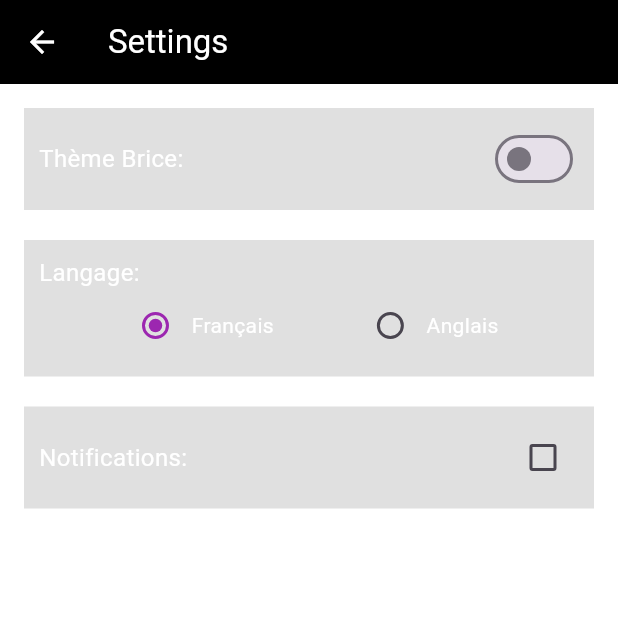
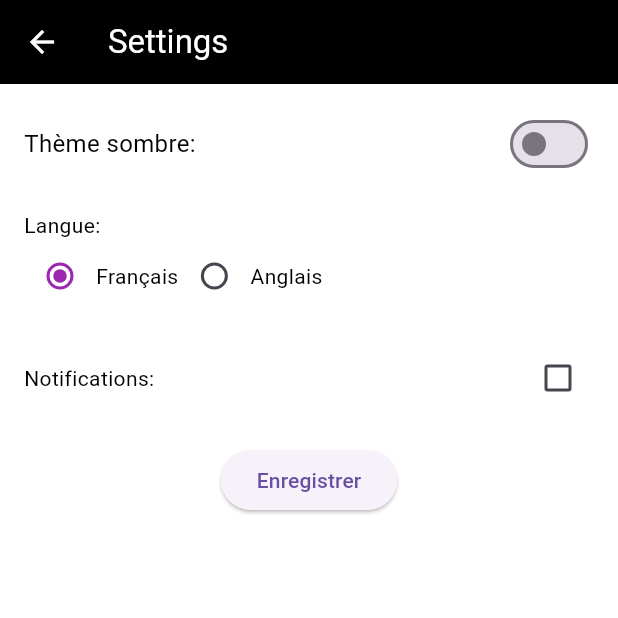
Before and after one commit to YoanPOUX/todoBrice, a Flutter app: the screen it shows after launch, in the side drawer, after a tap on "Settings", on a phone screen of 412 x 824 dp, the top half of it. Run offline on Flutter 3.47's test engine with Material 3 defaults, Android fonts, the phone set to English and light mode, and no system bars; our stand-ins replace sqflite; accounts and stored records are empty.

Commit message:
stockage persistant

```diff
--- a/lib/services/SettingsDatabase.dart
+++ b/lib/services/SettingsDatabase.dart
@@ -0,0 +1,86 @@
+import 'package:path/path.dart';
+import 'package:sqflite/sqflite.dart';
+
+class SettingsDatabase {
+  static final SettingsDatabase instance = SettingsDatabase._init();
+  static Database? _database;
+
+  SettingsDatabase._init();
+
+  Future<Database> get database async {
+    if (_database != null) return _database!;
+    _database = await _initDB('settings.db');
+    return _database!;
+  }
+
+  Future<Database> _initDB(String filePath) async {
+    final dbPath = await getDatabasesPath();
+    final path = join(dbPath, filePath);
+
+    return await openDatabase(
+      path,
+      version: 1,
+      onCreate: (db, version) async {
+        db.execute('''
+          CREATE TABLE settings (
+            id INTEGER PRIMARY KEY,
+            isDarkTheme INTEGER NOT NULL,
+            language TEXT NOT NULL,
+            notificationsEnabled INTEGER NOT NULL
+          )
+        ''');
+        // Insérer des valeurs par défaut au départ
+        db.insert('settings', {
+          'id': 1,
+          'isDarkTheme': 0,
+          'language': 'Français',
+          'notificationsEnabled': 0
+        });
+      },
+    );
+  }
+
+  Future<void> saveSettings(bool isDarkTheme, String language, bool notificationsEnabled) async {
+    final db = await instance.database;
+
+    // Vérifie si la ligne existe déjà
+    final result = await db.query('settings', where: 'id = ?', whereArgs: [1]);
+
+    if (result.isEmpty) {
+      // Si la ligne n'existe pas, on l'insère
+      await db.insert('settings', {
+        'id': 1,
+        'isDarkTheme': isDarkTheme ? 1 : 0,
+        'language': language,
+        'notificationsEnabled': notificationsEnabled ? 1 : 0,
+      });
+    } else {
+      // Sinon, on met à jour les paramètres existants
+      await db.update(
+        'settings',
+        {
+          'isDarkTheme': isDarkTheme ? 1 : 0,
+          'language': language,
+          'notificationsEnabled': notificationsEnabled ? 1 : 0,
+        },
+        where: 'id = ?',
+        whereArgs: [1],
+      );
+    }
+  }
+
+  Future<Map<String, dynamic>?> loadSettings() async {
+    final db = await instance.database;
+    final result = await db.query('settings', where: 'id = ?', whereArgs: [1]);
+
+    if (result.isNotEmpty) {
+      return result.first;
+    }
+    return null;
+  }
+
+  Future close() async {
+    final db = await instance.database;
+    db.close();
+  }
+}
--- a/lib/settings.dart
+++ b/lib/settings.dart
@@ -1,4 +1,5 @@
 import 'package:flutter/material.dart';
+import '../services/SettingsDatabase.dart';
 
 class SettingsPage extends StatefulWidget {
   @override
@@ -6,33 +7,39 @@ class SettingsPage extends StatefulWidget {
 }
 
 class _SettingsPageState extends State<SettingsPage> {
-  bool isDarkTheme = false; // État du thème sombre
-  String language = "Français"; // Langue par défaut
-  bool notificationsEnabled = false; // Notifications
+  bool isDarkTheme = false;
+  String language = "Français";
+  bool notificationsEnabled = false;
 
-  void _toggleTheme() {
-    setState(() {
-      isDarkTheme = !isDarkTheme;
-    });
+  @override
+  void initState() {
+    super.initState();
+    _loadSettings();
   }
 
-  void _setLanguage(String? selectedLanguage) {
-    if (selectedLanguage != null) {
+  Future<void> _loadSettings() async {
+    final settings = await SettingsDatabase.instance.loadSettings();
+    if (settings != null) {
       setState(() {
-        language = selectedLanguage;
-        print("Langue sélectionnée : $language"); // Debug print pour vérifier
+        isDarkTheme = settings['isDarkTheme'] == 1;
+        language = settings['language'];
+        notificationsEnabled = settings['notificationsEnabled'] == 1;
       });
     }
   }
 
-  void _toggleNotifications(bool? value) {
-    setState(() {
-      notificationsEnabled = value ?? false;
-    });
+  Future<void> _saveSettings() async {
+    await SettingsDatabase.instance.saveSettings(isDarkTheme, language, notificationsEnabled);
+    print("Paramètres enregistrés :");
+    print("Thème sombre: $isDarkTheme");
+    print("Langue: $language");
+    print("Notifications activées: $notificationsEnabled");
   }
 
   @override
   Widget build(BuildContext context) {
+    Color textColor = isDarkTheme ? Colors.white : Colors.black;
+
     return Scaffold(
       backgroundColor: isDarkTheme ? Colors.grey[900] : Colors.white,
       appBar: AppBar(
@@ -45,86 +52,90 @@ class _SettingsPageState extends State<SettingsPage> {
         padding: const EdgeInsets.all(16.0),
         child: Column(
           children: [
-            Container(
-              padding: EdgeInsets.all(10),
-              color: isDarkTheme ? Colors.grey : Colors.grey[300],
-              child: Row(
-                mainAxisAlignment: MainAxisAlignment.spaceBetween,
-                children: [
-                  Text(
-                    "Thème Brice:",
-                    style: TextStyle(color: Colors.white, fontSize: 16),
-                  ),
-                  Switch(
-                    value: isDarkTheme,
-                    onChanged: (value) => _toggleTheme(),
-                    activeColor: Colors.purple,
-                  ),
-                ],
-              ),
-            ),
+            _buildThemeToggle(textColor),
             SizedBox(height: 20),
-            Container(
-              padding: EdgeInsets.all(10),
-              color: isDarkTheme ? Colors.grey : Colors.grey[300],
-              child: Column(
-                crossAxisAlignment: CrossAxisAlignment.start,
-                children: [
-                  Text("Langage:", style: TextStyle(color: Colors.white, fontSize: 16)),
-                  Row(
-                    mainAxisAlignment: MainAxisAlignment.spaceEvenly,
-                    children: [
-                      Row(
-                        children: [
-                          Radio<String?>(
-                            value: "Français",
-                            groupValue: language, // Vérifie que le groupValue reflète correctement la variable "language"
-                            onChanged: _setLanguage,
-                            activeColor: Colors.purple,
-                          ),
-                          Text("Français", style: TextStyle(color: Colors.white)),
-                        ],
-                      ),
-                      Row(
-                        children: [
-                          Radio<String?>(
-                            value: "Anglais",
-                            groupValue: language,
-                            onChanged: _setLanguage,
-                            activeColor: Colors.purple,
-                          ),
-                          Text("Anglais", style: TextStyle(color: Colors.white)),
-                        ],
-                      ),
-                    ],
-                  ),
-                ],
-              ),
-            ),
+            _buildLanguageSelector(textColor),
             SizedBox(height: 20),
-            Container(
-              padding: EdgeInsets.all(10),
-              color: isDarkTheme ? Colors.grey : Colors.grey[300],
-              child: Row(
-                mainAxisAlignment: MainAxisAlignment.spaceBetween,
-                children: [
-                  Text("Notifications:", style: TextStyle(color: Colors.white, fontSize: 16)),
-                  Checkbox(
-                    value: notificationsEnabled,
-                    onChanged: _toggleNotifications,
-                    activeColor: Colors.purple,
-                  ),
-                ],
-              ),
-            ),
+            _buildNotificationsToggle(textColor),
             SizedBox(height: 20),
-            Text(
-              "Langue actuelle : $language", // Affiche la langue sélectionnée
-              style: TextStyle(color: Colors.white, fontSize: 18),
+            ElevatedButton(
+              onPressed: _saveSettings,
+              child: Text("Enregistrer"),
             ),
           ],
         ),
       ),
     );
   }
+
+  Widget _buildThemeToggle(Color textColor) {
+    return Row(
+      mainAxisAlignment: MainAxisAlignment.spaceBetween,
+      children: [
+        Text("Thème sombre:", style: TextStyle(fontSize: 16, color: textColor)),
+        Switch(
+          value: isDarkTheme,
+          onChanged: (value) {
+            setState(() {
+              isDarkTheme = value;
+            });
+          },
+          activeColor: Colors.purple,
+        ),
+      ],
+    );
+  }
+
+  Widget _buildLanguageSelector(Color textColor) {
+    return Column(
+      crossAxisAlignment: CrossAxisAlignment.start,
+      children: [
+        Text("Langue:", style: TextStyle(color: textColor)),
+        Row(
+          children: [
+            Radio<String>(
+              value: "Français",
+              groupValue: language,
+              onChanged: (value) {
+                setState(() {
+                  language = value!;
+                });
+              },
+              activeColor: Colors.purple,
+            ),
+            Text("Français", style: TextStyle(color: textColor)),
+            Radio<String>(
+              value: "Anglais",
+              groupValue: language,
+              onChanged: (value) {
+                setState(() {
+                  language = value!;
+                });
+              },
+              activeColor: Colors.purple,
+            ),
+            Text("Anglais", style: TextStyle(color: textColor)),
+          ],
+        ),
+      ],
+    );
+  }
+
+  Widget _buildNotificationsToggle(Color textColor) {
+    return Row(
+      mainAxisAlignment: MainAxisAlignment.spaceBetween,
+      children: [
+        Text("Notifications:", style: TextStyle(color: textColor)),
+        Checkbox(
+          value: notificationsEnabled,
+          onChanged: (value) {
+            setState(() {
+              notificationsEnabled = value!;
+            });
+          },
+          activeColor: Colors.purple,
+        ),
+      ],
+    );
+  }
 }
--- a/pubspec.yaml
+++ b/pubspec.yaml
@@ -9,6 +9,9 @@ environment:
 dependencies:
   flutter:
     sdk: flutter
+  sqflite: ^2.3.2
+  path: ^1.8.3
+  provider: ^6.1.1
 
 dev_dependencies:
   flutter_test:
```
Also changed, not shown: lib/main.dart (+3 -15 lines), pubspec.lock.
